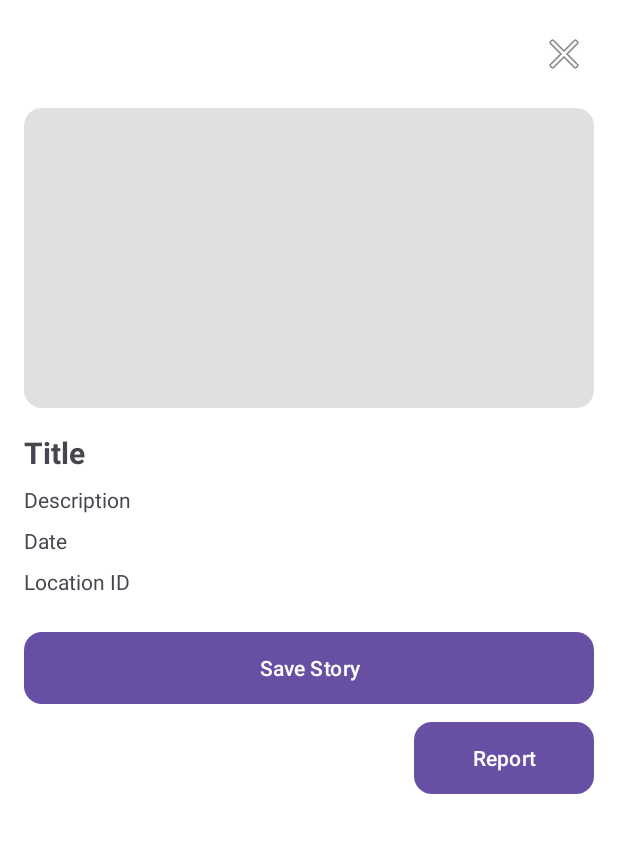
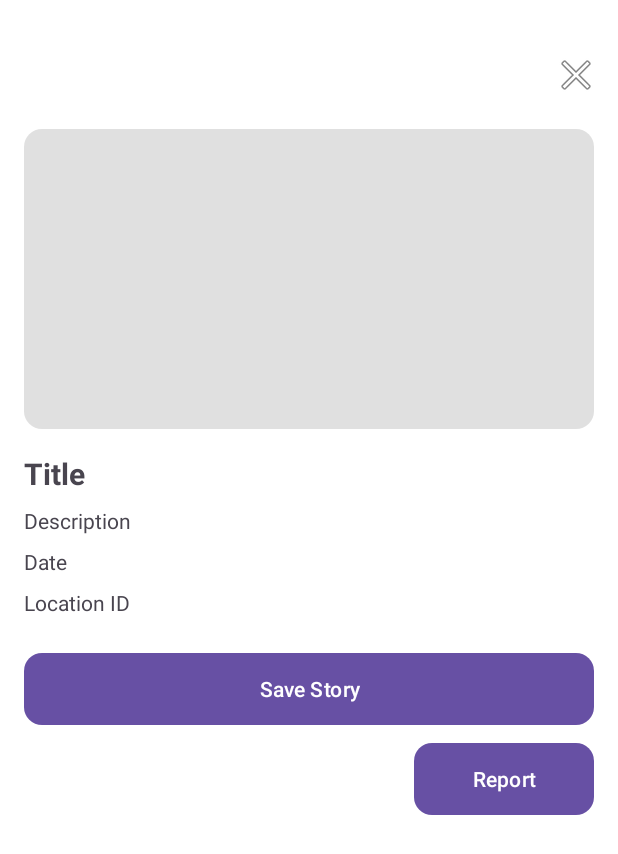
Before and after one commit to Sewing-Notions/LocalStories, an Android app built with Jetpack Compose: the layout activity_story_detail.xml on its own in the app's theme, with its tools: preview values and no code run, on a phone screen of 412 x 824 dp. Shown: the top 854 px of the screen. Run offline under Robolectric (Android 15) with nearby library versions, the phone set to English and light mode, and no system bars.

```diff
--- a/app/src/main/res/layout/activity_story_detail.xml
+++ b/app/src/main/res/layout/activity_story_detail.xml
@@ -8,10 +8,11 @@
 
     <!-- Close Button -->
     <ImageButton
-        android:id="@+id/closeButton"
+        android:id="@+id/closeExploreBtn"
         android:layout_width="40dp"
         android:layout_height="40dp"
-        android:layout_margin="16dp"
+        android:layout_marginTop="30dp"
+        android:layout_marginEnd="8dp"
         android:background="?attr/selectableItemBackgroundBorderless"
         android:src="@android:drawable/ic_menu_close_clear_cancel"
         android:contentDescription="Close"
@@ -23,10 +24,12 @@
         android:layout_width="0dp"
         android:layout_height="0dp"
         android:padding="16dp"
-        app:layout_constraintTop_toBottomOf="@id/closeButton"
         app:layout_constraintBottom_toBottomOf="parent"
+        app:layout_constraintEnd_toEndOf="parent"
+        app:layout_constraintHorizontal_bias="0.0"
         app:layout_constraintStart_toStartOf="parent"
-        app:layout_constraintEnd_toEndOf="parent">
+        app:layout_constraintTop_toBottomOf="@id/closeExploreBtn"
+        app:layout_constraintVertical_bias="1.0">
 
         <LinearLayout
             android:layout_width="match_parent"
@@ -83,8 +86,8 @@
                 android:id="@+id/reportButton"
                 android:layout_width="120dp"
                 android:layout_height="wrap_content"
+                android:layout_gravity="end"
                 android:layout_marginTop="12dp"
-                android:layout_gravity="end"
                 android:background="@drawable/image_rounded_bg"
                 android:backgroundTint="#D9534F"
                 android:text="Report"
```
Also changed, not shown: app/src/main/java/com/localstories/MainActivity.kt (+29 -1 lines), app/src/main/java/com/localstories/StoryDetailActivity.kt (+10 -4 lines), app/src/main/res/layout/activity_main.xml (+12 -0 lines), app/src/main/res/drawable/ghost.gif (added), 1 other file.
